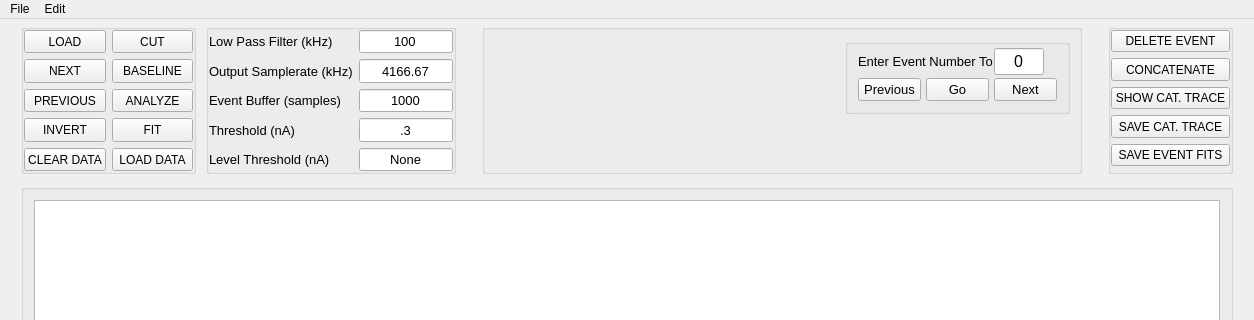
The window that PythIon/Designer Files/plotguiuniversal.ui (yz4230/Pyth-Ion) describes before a commit, drawn with Qt 5; both pictures show x 0 to 1254 and y 0 to 320 of the 1254 by 730 pixel window.
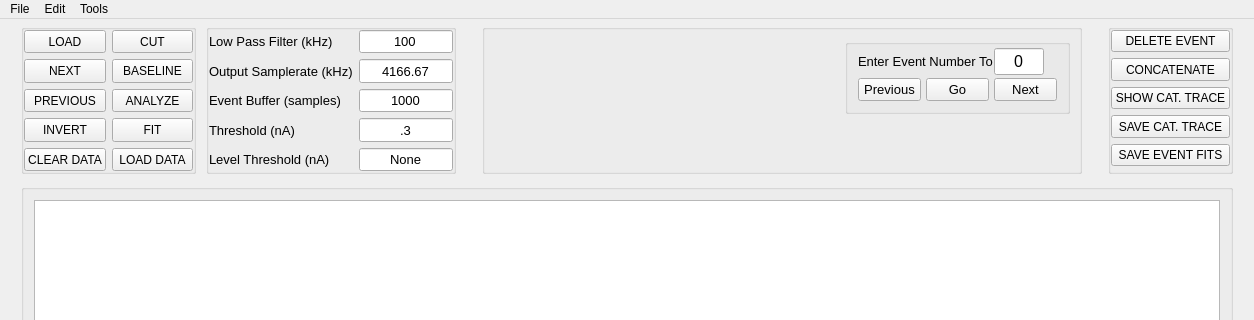
The same window after the commit. Icons and pictures are not drawn. Custom widgets are drawn as their Qt base class.

Commit message:
added spike analysis toolkit widget
spike finding and plotting is not done yet. the peaktoolkit widget works fine.

```diff
--- a/PythIon/Designer Files/plotguiuniversal.ui
+++ b/PythIon/Designer Files/plotguiuniversal.ui
@@ -2264,7 +2264,7 @@
      <x>0</x>
      <y>0</y>
      <width>1254</width>
-     <height>21</height>
+     <height>20</height>
     </rect>
    </property>
    <widget class="QMenu" name="menuFile">
@@ -2279,8 +2279,15 @@
      <string>Edit</string>
     </property>
    </widget>
+   <widget class="QMenu" name="menuTools">
+    <property name="title">
+     <string>Tools</string>
+    </property>
+    <addaction name="actionSpike_Analyzer"/>
+   </widget>
    <addaction name="menuFile"/>
    <addaction name="menuEdit"/>
+   <addaction name="menuTools"/>
   </widget>
   <widget class="QStatusBar" name="statusbar"/>
   <action name="actionInvert">
```
Left out of the diff: 7 changed lines with no effect on the pictures. The commit also changes 5 other files.
